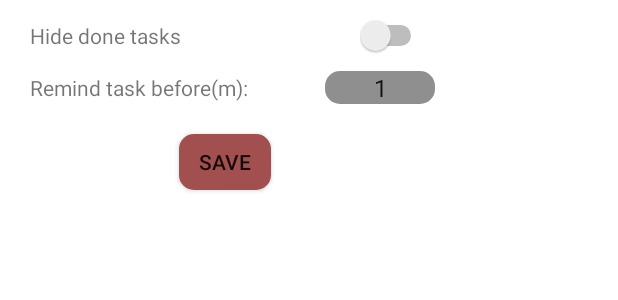
After one commit to Daannko/Android-To-Do-List, an Android app: the layout setup_layout.xml on its own in the app's theme, with its tools: preview values and no code run, on a phone screen of 412 x 824 dp. The commit adds this screen. Shown: the top 300 px of the screen. Run offline under Robolectric (Android 15) with nearby library versions, the phone set to English and light mode, and no system bars.

Commit message:
Settings are working perfectly, save to sharedPref on button. TODO: notification

```diff
--- /dev/null
+++ b/app/src/main/res/layout/setup_layout.xml
@@ -0,0 +1,98 @@
+<?xml version="1.0" encoding="utf-8"?>
+<LinearLayout xmlns:android="http://schemas.android.com/apk/res/android"
+    xmlns:app="http://schemas.android.com/apk/res-auto"
+    xmlns:tools="http://schemas.android.com/tools"
+    android:layout_width="300dp"
+    android:layout_height="wrap_content"
+    android:orientation="vertical">
+
+    <LinearLayout
+        android:layout_marginTop="10dp"
+        android:layout_width="match_parent"
+        android:layout_height="wrap_content"
+        android:orientation="horizontal"
+        android:layout_marginBottom="10dp">
+
+        <TextView
+            android:id="@+id/textView"
+            android:layout_width="0dp"
+            android:gravity="center|left"
+            android:layout_marginLeft="20dp"
+
+            android:layout_weight="5"
+            android:layout_height="match_parent"
+            android:text="Hide done tasks"/>
+
+        <Switch
+            android:layout_marginRight="15dp"
+            android:id="@+id/setting_switch"
+            android:layout_width="wrap_content"
+            android:layout_weight="2"
+            android:layout_height="wrap_content"
+            app:layout_constraintBottom_toTopOf="@+id/guideline5"
+            app:layout_constraintEnd_toStartOf="@+id/guideline7"
+            app:layout_constraintTop_toTopOf="parent" />
+
+    </LinearLayout>
+    <LinearLayout
+        android:layout_width="match_parent"
+        android:layout_height="wrap_content"
+        android:orientation="horizontal"
+        android:layout_marginBottom="10dp">
+
+        <TextView
+            android:id="@+id/textView3"
+            android:layout_width="0dp"
+            android:layout_height="match_parent"
+            android:layout_weight="5"
+            android:gravity="center|left"
+            android:layout_marginLeft="20dp"
+            android:text="Remind task before(m):"
+            app:layout_constraintBottom_toTopOf="@+id/guideline9"
+            app:layout_constraintStart_toStartOf="@+id/guideline8"
+            app:layout_constraintTop_toTopOf="@+id/guideline5" />
+
+        <Spinner
+            android:id="@+id/setting_spinner"
+            android:layout_width="wrap_content"
+            android:layout_height="wrap_content"
+            android:entries="@array/notifications"
+            android:layout_weight="1"
+            android:background="@drawable/rounded_spinner"
+            android:textAlignment="center"
+            android:spinnerMode="dropdown"
+            android:layout_marginRight="10dp"/>
+
+    </LinearLayout>
+
+    <LinearLayout
+        android:layout_width="match_parent"
+        android:layout_height="wrap_content"
+        android:orientation="horizontal"
+        android:layout_marginBottom="10dp">
+
+        <ListView
+            android:layout_width="match_parent"
+            android:layout_height="match_parent"
+            android:layout_weight="1"
+            android:id="@+id/listViewOfCategories"
+            android:divider="#000000"
+            android:dividerHeight="2px"/>
+
+    </LinearLayout>
+
+    <androidx.appcompat.widget.AppCompatButton
+        android:layout_gravity="center"
+        android:id="@+id/setting_button"
+        android:layout_width="61dp"
+        android:layout_height="37dp"
+        android:background="@drawable/round_corner_edit"
+        android:text="Save"
+        app:layout_constraintBottom_toTopOf="@+id/guideline10"
+        app:layout_constraintEnd_toStartOf="@+id/guideline7"
+        app:layout_constraintStart_toStartOf="@+id/guideline8"
+        app:layout_constraintTop_toTopOf="@+id/guideline9"
+        android:layout_marginBottom="10dp"/>
+
+
+</LinearLayout>
```
Also changed, not shown: app/src/main/java/com/example/androidtodolist/MainActivity.java (+90 -32 lines), app/src/main/res/layout/activity_main.xml (+3 -14 lines).
